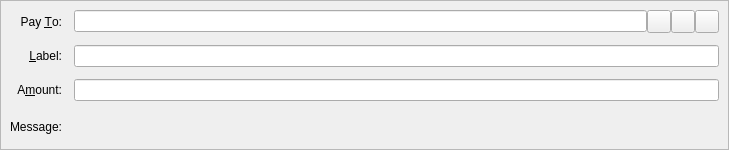
First picture: the form in src/qt/forms/sendcoinsentry.ui, repository MintcoinCommunity/Mintcoin-Desktop-Wallet, before the edit.
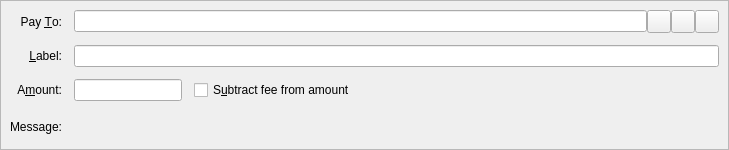
Second picture: the form after the edit. Icons and pictures are not drawn. Custom widgets are drawn as their Qt base class.

Patch:
```diff
--- a/src/qt/forms/sendcoinsentry.ui
+++ b/src/qt/forms/sendcoinsentry.ui
@@ -139,7 +139,21 @@
      </widget>
     </item>
     <item row="2" column="1">
-     <widget class="BitcoinAmountField" name="payAmount"/>
+     <layout class="QHBoxLayout" name="horizontalLayoutAmount" stretch="0,1">
+      <item>
+       <widget class="BitcoinAmountField" name="payAmount"/>
+      </item>
+      <item>
+       <widget class="QCheckBox" name="checkboxSubtractFeeFromAmount">
+        <property name="toolTip">
+         <string>The fee will be deducted from the amount being sent. The recipient will receive less bitcoins than you enter in the amount field. If multiple recipients are selected, the fee is split equally.</string>
+        </property>
+        <property name="text">
+         <string>S&amp;ubtract fee from amount</string>
+        </property>
+       </widget>
+      </item>
+     </layout>
     </item>
     <item row="3" column="0">
      <widget class="QLabel" name="messageLabel">
```
